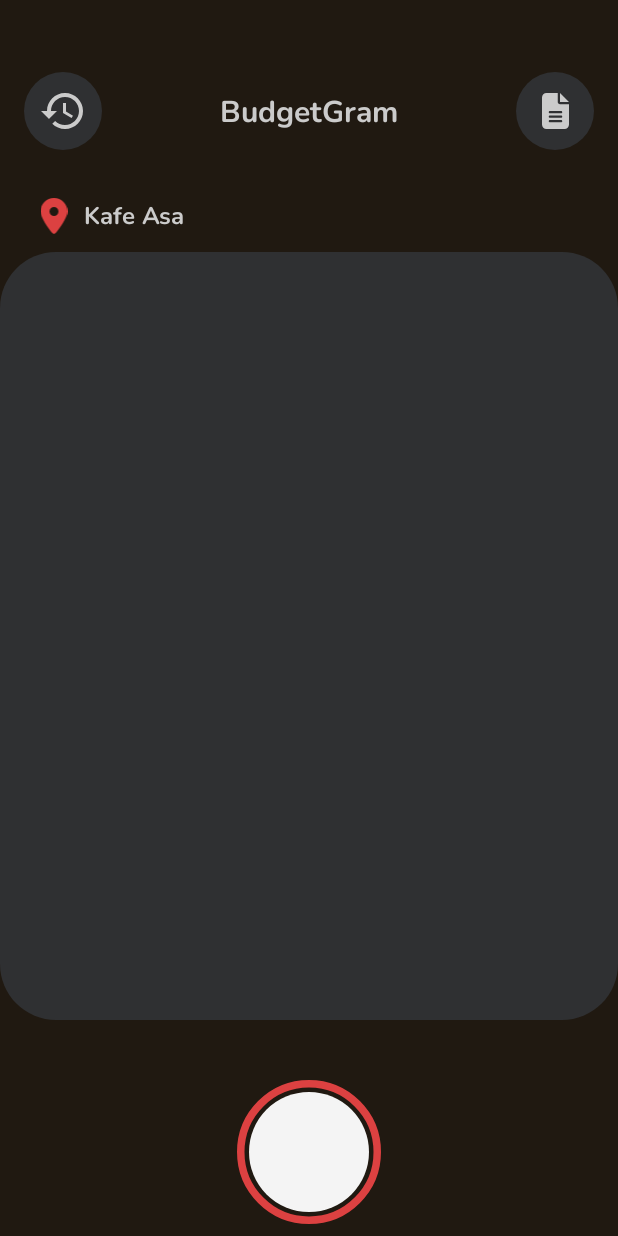
After one commit to samuelyuma/budgetgram, an Android app: the CameraPageActivity screen opened directly, with no data from a screen before it, on a phone screen of 412 x 824 dp. The commit adds this screen. Run offline under Robolectric (Android 15) with nearby library versions, the phone set to English and light mode, and no system bars.

Commit message:
feat: added main pages

```diff
--- a/app/build.gradle.kts
+++ b/app/build.gradle.kts
@@ -32,7 +32,6 @@ android {
 }
 
 dependencies {
-
     implementation(libs.appcompat)
     implementation(libs.material)
     implementation(libs.activity)
--- a/app/src/main/AndroidManifest.xml
+++ b/app/src/main/AndroidManifest.xml
@@ -23,6 +23,7 @@
                 <category android:name="android.intent.category.LAUNCHER" />
             </intent-filter>
         </activity>
+        <activity android:name=".CameraPageActivity"/>
     </application>
 
 </manifest>
--- /dev/null
+++ b/app/src/main/java/com/example/finalproject/CameraPageActivity.java
@@ -0,0 +1,12 @@
+package com.example.finalproject;
+
+import android.os.Bundle;
+import androidx.appcompat.app.AppCompatActivity;
+
+public class CameraPageActivity extends AppCompatActivity {
+    @Override
+    protected void onCreate(Bundle savedInstanceState) {
+        super.onCreate(savedInstanceState);
+        setContentView(R.layout.camera_page); // Link to your XML layout
+    }
+}
--- /dev/null
+++ b/app/src/main/res/drawable/baseline_history_24.xml
@@ -0,0 +1,5 @@
+<vector xmlns:android="http://schemas.android.com/apk/res/android" android:height="32dp" android:tint="#CBCBCB" android:viewportHeight="24" android:viewportWidth="24" android:width="32dp">
+
+    <path android:fillColor="@android:color/white" android:pathData="M13,3c-4.97,0 -9,4.03 -9,9L1,12l3.89,3.89 0.07,0.14L9,12L6,12c0,-3.87 3.13,-7 7,-7s7,3.13 7,7 -3.13,7 -7,7c-1.93,0 -3.68,-0.79 -4.94,-2.06l-1.42,1.42C8.27,19.99 10.51,21 13,21c4.97,0 9,-4.03 9,-9s-4.03,-9 -9,-9zM12,8v5l4.28,2.54 0.72,-1.21 -3.5,-2.08L13.5,8L12,8z"/>
+
+</vector>
--- /dev/null
+++ b/app/src/main/res/drawable/camera_button.xml
@@ -0,0 +1,14 @@
+<vector xmlns:android="http://schemas.android.com/apk/res/android"
+    android:width="96dp"
+    android:height="96dp"
+    android:viewportWidth="96"
+    android:viewportHeight="96">
+  <path
+      android:pathData="M48,8L48,8A40,40 0,0 1,88 48L88,48A40,40 0,0 1,48 88L48,88A40,40 0,0 1,8 48L8,48A40,40 0,0 1,48 8z"
+      android:fillColor="#F4F4F4"/>
+  <path
+      android:pathData="M48,2.5L48,2.5A45.5,45.5 0,0 1,93.5 48L93.5,48A45.5,45.5 0,0 1,48 93.5L48,93.5A45.5,45.5 0,0 1,2.5 48L2.5,48A45.5,45.5 0,0 1,48 2.5z"
+      android:strokeWidth="5"
+      android:fillColor="#00000000"
+      android:strokeColor="#DC4141"/>
+</vector>
--- /dev/null
+++ b/app/src/main/res/drawable/camera_solid.xml
@@ -0,0 +1,5 @@
+<vector xmlns:android="http://schemas.android.com/apk/res/android" android:height="24dp" android:viewportHeight="512" android:viewportWidth="512" android:width="24dp">
+
+    <path android:fillColor="#FF000000" android:pathData="M149.1,64.8L138.7,96 64,96C28.7,96 0,124.7 0,160L0,416c0,35.3 28.7,64 64,64l384,0c35.3,0 64,-28.7 64,-64l0,-256c0,-35.3 -28.7,-64 -64,-64l-74.7,0L362.9,64.8C356.4,45.2 338.1,32 317.4,32L194.6,32c-20.7,0 -39,13.2 -45.5,32.8zM256,192a96,96 0,1 1,0 192,96 96,0 1,1 0,-192z"/>
+
+</vector>
--- /dev/null
+++ b/app/src/main/res/drawable/file_lines_solid.xml
@@ -0,0 +1,5 @@
+<vector xmlns:android="http://schemas.android.com/apk/res/android" android:height="24dp" android:viewportHeight="512" android:viewportWidth="384" android:width="18dp">
+
+    <path android:fillColor="#FF000000" android:pathData="M64,0C28.7,0 0,28.7 0,64L0,448c0,35.3 28.7,64 64,64l256,0c35.3,0 64,-28.7 64,-64l0,-288 -128,0c-17.7,0 -32,-14.3 -32,-32L224,0 64,0zM256,0l0,128 128,0L256,0zM112,256l160,0c8.8,0 16,7.2 16,16s-7.2,16 -16,16l-160,0c-8.8,0 -16,-7.2 -16,-16s7.2,-16 16,-16zM112,320l160,0c8.8,0 16,7.2 16,16s-7.2,16 -16,16l-160,0c-8.8,0 -16,-7.2 -16,-16s7.2,-16 16,-16zM112,384l160,0c8.8,0 16,7.2 16,16s-7.2,16 -16,16l-160,0c-8.8,0 -16,-7.2 -16,-16s7.2,-16 16,-16z"/>
+
+</vector>
--- /dev/null
+++ b/app/src/main/res/drawable/location_dot_solid.xml
@@ -0,0 +1,9 @@
+<vector xmlns:android="http://schemas.android.com/apk/res/android"
+    android:width="384dp"
+    android:height="512dp"
+    android:viewportWidth="384"
+    android:viewportHeight="512">
+  <path
+      android:fillColor="#FF000000"
+      android:pathData="M215.7,499.2C267,435 384,279.4 384,192C384,86 298,0 192,0S0,86 0,192c0,87.4 117,243 168.3,307.2c12.3,15.3 35.1,15.3 47.4,0zM192,128a64,64 0,1 1,0 128,64 64,0 1,1 0,-128z"/>
+</vector>
--- /dev/null
+++ b/app/src/main/res/drawable/rounded_entry.xml
@@ -0,0 +1,4 @@
+<shape xmlns:android="http://schemas.android.com/apk/res/android">
+    <solid android:color="@color/accent" />
+    <corners android:radius="12dp" />
+</shape>
--- /dev/null
+++ b/app/src/main/res/layout/camera_page.xml
@@ -0,0 +1,96 @@
+<?xml version="1.0" encoding="utf-8"?>
+<androidx.constraintlayout.widget.ConstraintLayout xmlns:android="http://schemas.android.com/apk/res/android"
+    android:layout_width="match_parent"
+    android:layout_height="match_parent"
+    android:background="@color/background"
+    xmlns:app="http://schemas.android.com/apk/res-auto">
+
+    <ImageButton
+        android:id="@+id/button_entries"
+        android:layout_width="52dp"
+        android:layout_height="52dp"
+        android:background="@drawable/button_style"
+        android:src="@drawable/baseline_history_24"
+        android:scaleType="centerInside"
+        android:layout_marginLeft="16dp"
+        android:layout_marginTop="48dp"
+        app:layout_constraintTop_toTopOf="parent"
+        app:layout_constraintStart_toStartOf="parent"
+        android:contentDescription="History Button"/>
+
+    <TextView
+        android:layout_width="wrap_content"
+        android:layout_height="wrap_content"
+        android:fontFamily="@font/nunito"
+        android:text="BudgetGram"
+        app:layout_constraintTop_toTopOf="parent"
+        app:layout_constraintEnd_toEndOf="parent"
+        app:layout_constraintStart_toStartOf="parent"
+        android:textSize="20sp"
+        android:textColor="@color/text"
+        android:layout_marginTop="60dp"/>
+
+    <!--gimana kalo button ini ngarah ke recommendations report aja-->
+    <ImageButton
+        android:id="@+id/button_recs"
+        android:layout_width="52dp"
+        android:layout_height="52dp"
+        android:background="@drawable/button_style"
+        android:src="@drawable/file_lines_solid"
+        android:scaleType="centerInside"
+        android:layout_marginRight="16dp"
+        android:layout_marginTop="48dp"
+        android:tint="@color/text"
+        app:layout_constraintTop_toTopOf="parent"
+        app:layout_constraintEnd_toEndOf="parent"
+        android:contentDescription="Recommendations Button"/>
+
+    <LinearLayout
+        android:id="@+id/text_loc"
+        android:layout_width="wrap_content"
+        android:layout_height="wrap_content"
+        android:orientation="horizontal"
+        app:layout_constraintTop_toBottomOf="@id/button_entries"
+        android:layout_marginLeft="24dp"
+        android:layout_marginTop="32dp"
+        app:layout_constraintStart_toStartOf="parent">
+
+        <ImageView
+            android:layout_width="24dp"
+            android:layout_height="24dp"
+            android:src="@drawable/location_dot_solid"
+            app:tint="@color/red"/>
+
+        <TextView
+            android:id="@+id/text_location"
+            android:layout_width="wrap_content"
+            android:layout_height="wrap_content"
+            android:fontFamily="@font/nunito"
+            android:textColor="@color/text"
+            android:textSize="16sp"
+            android:text="Kafe Asa"
+            android:layout_marginStart="8dp"/>
+
+    </LinearLayout>
+
+<!--    placeholder camera-->
+    <View
+        android:id="@+id/camera"
+        android:layout_width="match_parent"
+        android:layout_height="512dp"
+        android:layout_marginTop="12dp"
+        android:background="@drawable/button_style"
+        app:layout_constraintTop_toBottomOf="@id/text_loc"/>
+
+    <ImageButton
+        android:layout_width="120dp"
+        android:layout_height="120dp"
+        android:contentDescription="camera button"
+        android:src="@drawable/camera_button"
+        android:backgroundTint="@android:color/transparent"
+        app:layout_constraintTop_toBottomOf="@id/camera"
+        app:layout_constraintStart_toStartOf="parent"
+        app:layout_constraintEnd_toEndOf="parent"
+        android:layout_marginTop="28dp" />
+
+</androidx.constraintlayout.widget.ConstraintLayout>
--- a/app/src/main/res/layout/main_button.xml
+++ b/app/src/main/res/layout/main_button.xml
@@ -8,5 +8,6 @@
         android:paddingVertical="16dp"
         android:paddingHorizontal="20dp"
         android:textStyle="bold"
+        android:textAllCaps="false"
         android:fontFamily="@font/nunito" />
 </merge>
```
Also changed, not shown: app/src/main/java/com/example/finalproject/MainActivity.java (+13 -0 lines), app/src/main/res/layout/activity_main.xml (+8 -0 lines), app/src/main/res/layout/entries_page.xml (added, +100 -0 lines), app/src/main/res/layout/entry_template.xml (added, +59 -0 lines), app/src/main/res/layout/report_page.xml (added, +111 -0 lines).
